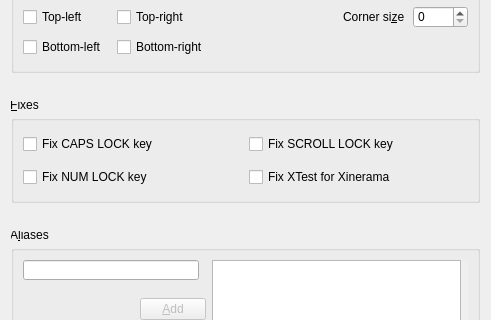
First picture: the form in src/gui/src/ScreenSettingsDialogBase.ui, repository deskflow/deskflow, before the edit; both pictures show x 0 to 491 and y 308 to 628 of the 491 by 751 pixel window.
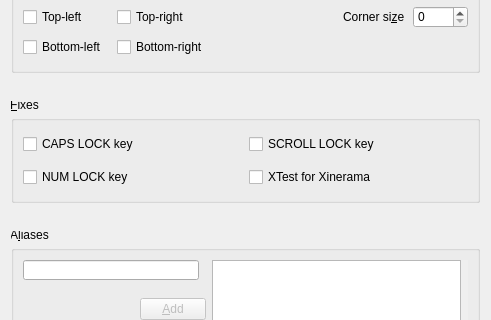
Second picture: the form after the edit.

Commit message: SYNERGY-936 Remove fix for fixes group

The edit to the form file:
```diff
--- a/src/gui/src/ScreenSettingsDialogBase.ui
+++ b/src/gui/src/ScreenSettingsDialogBase.ui
@@ -693,21 +693,21 @@
       <item row="0" column="1">
        <widget class="QCheckBox" name="m_pCheckBoxScrollLock">
         <property name="text">
-         <string>Fix SCROLL LOCK key</string>
+         <string>SCROLL LOCK key</string>
         </property>
        </widget>
       </item>
       <item row="0" column="0">
        <widget class="QCheckBox" name="m_pCheckBoxCapsLock">
         <property name="text">
-         <string>Fix CAPS LOCK key</string>
+         <string>CAPS LOCK key</string>
         </property>
        </widget>
       </item>
       <item row="1" column="1">
        <widget class="QCheckBox" name="m_pCheckBoxXTest">
         <property name="text">
-         <string>Fix XTest for Xinerama</string>
+         <string>XTest for Xinerama</string>
         </property>
         <property name="checked">
          <bool>false</bool>
@@ -717,7 +717,7 @@
       <item row="1" column="0">
        <widget class="QCheckBox" name="m_pCheckBoxNumLock">
         <property name="text">
-         <string>Fix NUM LOCK key</string>
+         <string>NUM LOCK key</string>
         </property>
        </widget>
       </item>
```
